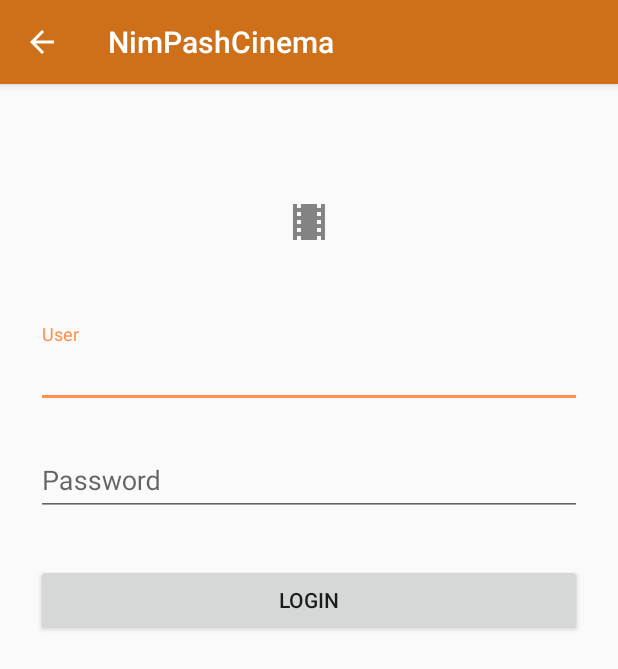
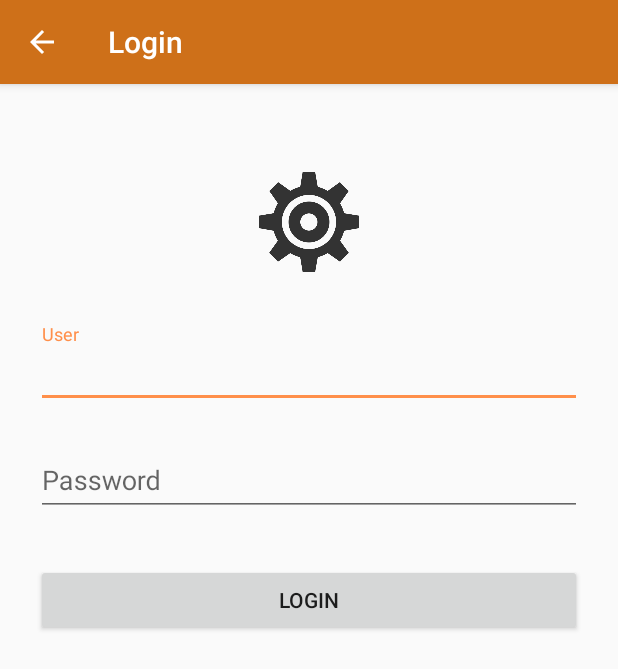
Before and after one commit to pashka11/MovieTicketsClient, an Android app: the LoginActivity screen opened directly, with no data from a screen before it, on a phone screen of 412 x 824 dp. Shown: the top 669 px of the screen. Run offline under Robolectric (Android 15) with nearby library versions, the light colour scheme and no system bars; our stand-ins replace ButterKnife, RxJava; libraries missing offline, so code that uses them is left out: com.mobsandgeeks.saripaar; 4 statements that could not run were skipped.

Commit message:
login and management titles pdated and login logo

```diff
--- a/app/src/main/java/com/javaproject/nimrod/cinema/Interfaces/DataReceiver.java
+++ b/app/src/main/java/com/javaproject/nimrod/cinema/DataInterfaces/DataReceiver.java
@@ -1,4 +1,4 @@
-package com.javaproject.nimrod.cinema.Interfaces;
+package com.javaproject.nimrod.cinema.DataInterfaces;
 
 /**
  * Created by Nimrod on 20/08/2017.
--- a/app/src/main/java/com/javaproject/nimrod/cinema/Interfaces/HallsChangedListener.java
+++ b/app/src/main/java/com/javaproject/nimrod/cinema/DataInterfaces/HallsChangedListener.java
@@ -1,4 +1,4 @@
-package com.javaproject.nimrod.cinema.Interfaces;
+package com.javaproject.nimrod.cinema.DataInterfaces;
 
 import com.javaproject.nimrod.cinema.Objects.Hall;
 
--- a/app/src/main/java/com/javaproject/nimrod/cinema/Interfaces/MoviesChangedListener.java
+++ b/app/src/main/java/com/javaproject/nimrod/cinema/DataInterfaces/MoviesChangedListener.java
@@ -1,4 +1,4 @@
-package com.javaproject.nimrod.cinema.Interfaces;
+package com.javaproject.nimrod.cinema.DataInterfaces;
 
 import com.javaproject.nimrod.cinema.Objects.MovieDetails;
 
--- a/app/src/main/java/com/javaproject/nimrod/cinema/LoginActivity.java
+++ b/app/src/main/java/com/javaproject/nimrod/cinema/LoginActivity.java
@@ -48,6 +48,7 @@ public class LoginActivity extends AppCompatActivity implements Validator.Valida
         super.onCreate(savedInstanceState);
         setContentView(R.layout.activity_login);
         ButterKnife.bind(this);
+        setTitle("Login");
 
         // Setting fields validator
         _validator = new Validator(this);
--- a/app/src/main/java/com/javaproject/nimrod/cinema/ManageHallFragment.java
+++ b/app/src/main/java/com/javaproject/nimrod/cinema/ManageHallFragment.java
@@ -12,7 +12,7 @@ import android.view.ViewGroup;
 import android.widget.ArrayAdapter;
 import android.widget.Spinner;
 
-import com.javaproject.nimrod.cinema.Interfaces.HallsChangedListener;
+import com.javaproject.nimrod.cinema.DataInterfaces.HallsChangedListener;
 import com.javaproject.nimrod.cinema.Objects.Hall;
 import com.javaproject.nimrod.cinema.Validation.TextInputLayoutDataAdapter;
 import com.javaproject.nimrod.cinema.WebInterfaces.MoviesServiceFactory;
--- a/app/src/main/java/com/javaproject/nimrod/cinema/ManageMovieFragment.java
+++ b/app/src/main/java/com/javaproject/nimrod/cinema/ManageMovieFragment.java
@@ -5,7 +5,6 @@ import android.app.AlertDialog;
 import android.app.DatePickerDialog;
 import android.app.Fragment;
 import android.content.ContentResolver;
-import android.content.DialogInterface;
 import android.content.Intent;
 import android.content.pm.PackageManager;
 import android.database.Cursor;
@@ -30,13 +29,12 @@ import android.widget.EditText;
 import android.widget.Spinner;
 import android.widget.TextView;
 
-import com.javaproject.nimrod.cinema.Interfaces.MoviesChangedListener;
+import com.javaproject.nimrod.cinema.DataInterfaces.MoviesChangedListener;
 import com.javaproject.nimrod.cinema.Objects.MovieDetails;
 import com.javaproject.nimrod.cinema.Validation.TextInputLayoutDataAdapter;
 import com.javaproject.nimrod.cinema.WebInterfaces.MoviesServiceFactory;
 import com.mobsandgeeks.saripaar.ValidationError;
 import com.mobsandgeeks.saripaar.Validator;
-import com.mobsandgeeks.saripaar.annotation.Future;
 import com.mobsandgeeks.saripaar.annotation.NotEmpty;
 import com.mobsandgeeks.saripaar.annotation.Pattern;
 
--- a/app/src/main/java/com/javaproject/nimrod/cinema/ManageScreeningFragment.java
+++ b/app/src/main/java/com/javaproject/nimrod/cinema/ManageScreeningFragment.java
@@ -19,7 +19,7 @@ import android.widget.EditText;
 import android.widget.Spinner;
 import android.widget.TextView;
 
-import com.javaproject.nimrod.cinema.Interfaces.DataReceiver;
+import com.javaproject.nimrod.cinema.DataInterfaces.DataReceiver;
 import com.javaproject.nimrod.cinema.Objects.Hall;
 import com.javaproject.nimrod.cinema.Objects.MovieDetails;
 import com.javaproject.nimrod.cinema.Objects.Screening;
--- a/app/src/main/java/com/javaproject/nimrod/cinema/PurchaseFinishFragment.java
+++ b/app/src/main/java/com/javaproject/nimrod/cinema/PurchaseFinishFragment.java
@@ -18,7 +18,7 @@ import android.widget.Button;
 import android.widget.LinearLayout;
 import android.widget.TextView;
 
-import com.javaproject.nimrod.cinema.Interfaces.DataReceiver;
+import com.javaproject.nimrod.cinema.DataInterfaces.DataReceiver;
 import com.javaproject.nimrod.cinema.Objects.MovieDetails;
 import com.javaproject.nimrod.cinema.Objects.PurchaseRequest;
 import com.javaproject.nimrod.cinema.Objects.Screening;
--- a/app/src/main/java/com/javaproject/nimrod/cinema/SeatsSelectionFragment.java
+++ b/app/src/main/java/com/javaproject/nimrod/cinema/SeatsSelectionFragment.java
@@ -21,7 +21,7 @@ import android.widget.ProgressBar;
 import android.widget.TextView;
 import android.widget.Toast;
 
-import com.javaproject.nimrod.cinema.Interfaces.DataReceiver;
+import com.javaproject.nimrod.cinema.DataInterfaces.DataReceiver;
 import com.javaproject.nimrod.cinema.Objects.MovieDetails;
 import com.javaproject.nimrod.cinema.Objects.Row;
 import com.javaproject.nimrod.cinema.Objects.Screening;
--- a/app/src/main/res/layout/activity_login.xml
+++ b/app/src/main/res/layout/activity_login.xml
@@ -8,7 +8,7 @@
     android:paddingRight="24dp"
     xmlns:android="http://schemas.android.com/apk/res/android">
 
-    <ImageView android:src="@drawable/ic_movie"
+    <ImageView android:src="@drawable/settings"
                android:layout_width="wrap_content"
                android:layout_height="72dp"
                android:layout_marginBottom="24dp"
--- a/app/src/main/res/layout/add_movie.xml
+++ b/app/src/main/res/layout/add_movie.xml
@@ -65,7 +65,6 @@
                 <android.support.design.widget.TextInputEditText
                     android:layout_width="match_parent"
                     android:layout_height="wrap_content"
-                    android:digits="abcdefghijklmnopqrstuvwxyzABCDEFGHIJKLMNOPQRSTUVWXYZ"
                     android:hint="@string/director_hint"
                     android:inputType="textShortMessage"
                     android:imeOptions="actionNext"
--- a/app/src/main/res/layout/fragment_seat_selection.xml
+++ b/app/src/main/res/layout/fragment_seat_selection.xml
@@ -5,7 +5,7 @@
               android:orientation="vertical"
               android:background="@color/viewBg"
               android:gravity="center"
-    android:weightSum="1">
+    android:weightSum="1">ֺ
 
     <TextView
         android:id="@+id/tv_screening_summery"
```
Also changed, not shown: app/src/main/java/com/javaproject/nimrod/cinema/ManagementActivity.java (+5 -3 lines), app/src/main/res/drawable-hdpi/ic_movie.png (deleted), app/src/main/res/drawable-mdpi/ic_movie.png (deleted), app/src/main/res/drawable-xhdpi/ic_movie.png (deleted), app/src/main/res/drawable-xxhdpi/ic_movie.png (deleted), app/src/main/res/drawable/settings.png (added).
